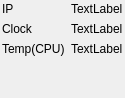
Qt form InfoWidget.ui (jiangzhuti/jztgoto) before a commit.
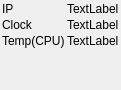
The same form after that commit.

Diff of the .ui file:
```diff
--- a/InfoWidget.ui
+++ b/InfoWidget.ui
@@ -14,6 +14,9 @@
    <string>Informations</string>
   </property>
   <layout class="QVBoxLayout" name="verticalLayout_9">
+   <property name="spacing">
+    <number>2</number>
+   </property>
    <property name="sizeConstraint">
     <enum>QLayout::SetFixedSize</enum>
    </property>
@@ -52,11 +55,6 @@
          </item>
          <item>
           <widget class="QLabel" name="label_clock">
-           <property name="font">
-            <font>
-             <pointsize>9</pointsize>
-            </font>
-           </property>
            <property name="text">
             <string>Clock</string>
            </property>
@@ -70,11 +68,6 @@
              <verstretch>0</verstretch>
             </sizepolicy>
            </property>
-           <property name="font">
-            <font>
-             <pointsize>9</pointsize>
-            </font>
-           </property>
            <property name="text">
             <string>Temp(CPU)</string>
            </property>
@@ -86,11 +79,6 @@
         <layout class="QVBoxLayout" name="verticalLayout_8">
          <item>
           <widget class="QLabel" name="label_ip_val">
-           <property name="font">
-            <font>
-             <pointsize>9</pointsize>
-            </font>
-           </property>
            <property name="text">
             <string>TextLabel</string>
            </property>
@@ -98,11 +86,6 @@
          </item>
          <item>
           <widget class="QLabel" name="label_clock_val">
-           <property name="font">
-            <font>
-             <pointsize>9</pointsize>
-            </font>
-           </property>
            <property name="text">
             <string>TextLabel</string>
            </property>
@@ -110,11 +93,6 @@
          </item>
          <item>
           <widget class="QLabel" name="label_cpu_temp_val">
-           <property name="font">
-            <font>
-             <pointsize>9</pointsize>
-            </font>
-           </property>
            <property name="text">
             <string>TextLabel</string>
            </property>
```
Left out of the diff: 5 changed lines with no effect on the pictures.
